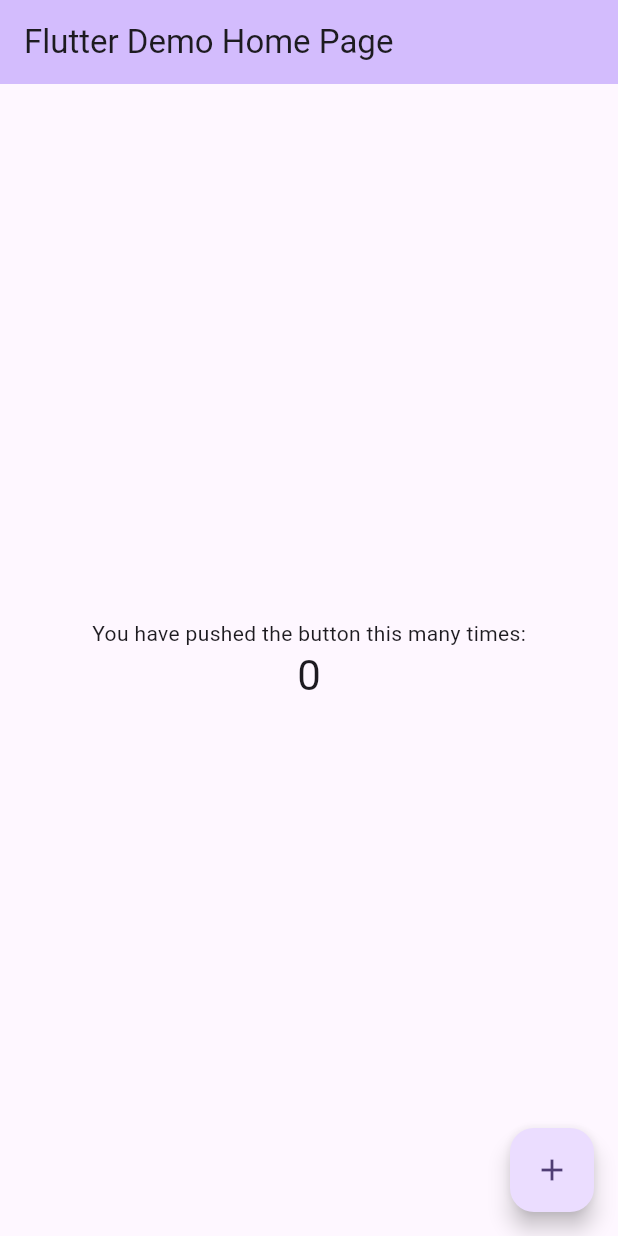
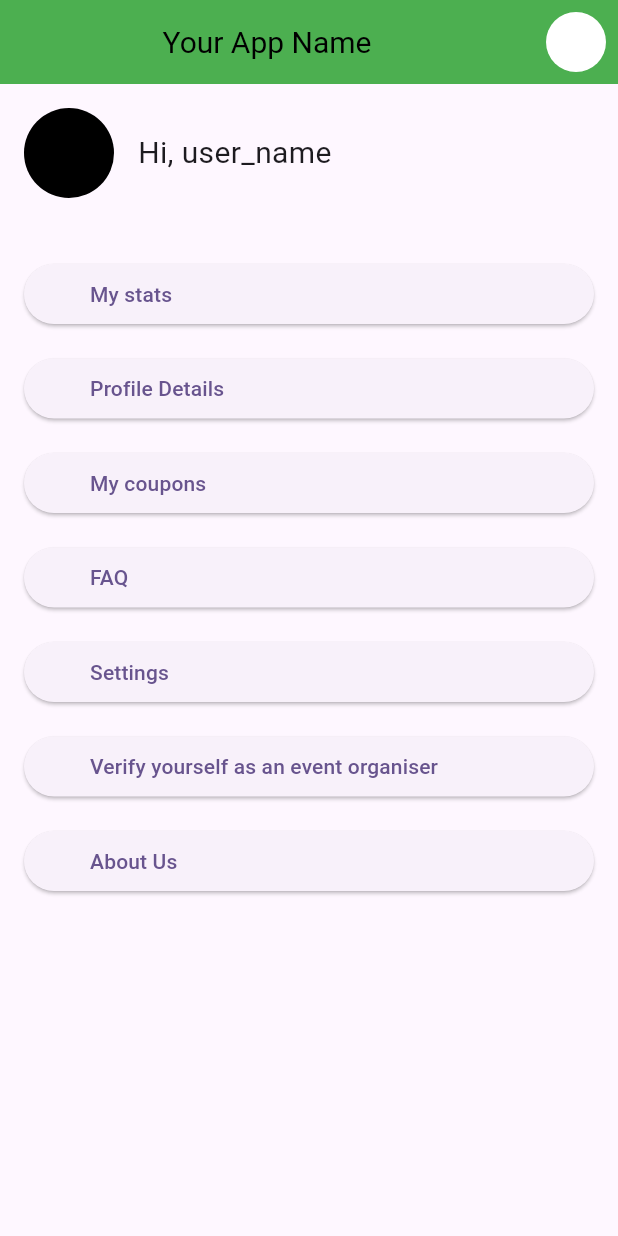
Before and after one commit to navdeepsingh112/Santulan, a Flutter app: the screen it shows after launch, on a phone screen of 412 x 824 dp. Run offline on Flutter 3.47's test engine with Material 3 defaults, Android fonts, the phone set to English and light mode, and no system bars; missing offline and left inert: dart:html, dart:js_util.

Commit message:
loginscreen and profile

```diff
--- a/lib/main.dart
+++ b/lib/main.dart
@@ -1,4 +1,6 @@
 import 'package:flutter/material.dart';
+import 'package:green_quest/profile.dart';
+import 'package:green_quest/signin.dart';
 
 void main() {
   runApp(const MyApp());
@@ -31,8 +33,7 @@ class MyApp extends StatelessWidget {
           colorScheme: ColorScheme.fromSeed(seedColor: Colors.deepPurple),
           useMaterial3: true,
         ),
-      home: const MyHomePage(title: 'Flutter Demo Home Page'),
-    );
+        home: Profile());
   }
 }
 
--- /dev/null
+++ b/lib/profile.dart
@@ -0,0 +1,110 @@
+import 'dart:html';
+import 'dart:js_util';
+
+import 'package:flutter/foundation.dart';
+import 'package:flutter/gestures.dart';
+import 'package:flutter/material.dart';
+
+void main() {
+  runApp(MyApp());
+}
+
+class MyApp extends StatelessWidget {
+  @override
+  Widget build(BuildContext context) {
+    return MaterialApp(
+      home: Profile(),
+    );
+  }
+}
+
+class Profile extends StatelessWidget {
+  @override
+  Widget build(BuildContext context) {
+    return Scaffold(
+      appBar: AppBar(
+        backgroundColor: Colors.green,
+        title: Center(
+          child: Text(
+            'Your App Name',
+            style: TextStyle(
+              color: Colors.black,
+              fontSize: 20.0,
+            ),
+          ),
+        ),
+        actions: [
+          Padding(
+            padding: const EdgeInsets.all(8.0),
+            child: CircleAvatar(
+              radius: 20,
+              backgroundColor: Colors.white,
+            ),
+          ),
+        ],
+      ),
+      body: Padding(
+        padding: const EdgeInsets.all(16.0),
+        child: Column(
+          crossAxisAlignment: CrossAxisAlignment.start,
+          children: [
+            Row(
+              children: [
+                CircleAvatar(
+                  radius: 30.0,
+                  backgroundColor:
+                      Colors.black, // Replace with your avatar image asset
+                ),
+                SizedBox(width: 16.0),
+                Text(
+                  'Hi, user_name',
+                  style: TextStyle(fontSize: 20.0),
+                ),
+              ],
+            ),
+            SizedBox(height: 40.0),
+            Column(
+              crossAxisAlignment: CrossAxisAlignment.start,
+              children: [
+                CustomButton(text: 'My stats'),
+                SizedBox(height: 15.0),
+                CustomButton(text: 'Profile Details'),
+                SizedBox(height: 15.0),
+                CustomButton(text: 'My coupons'),
+                SizedBox(height: 15.0),
+                CustomButton(text: 'FAQ'),
+                SizedBox(height: 15.0),
+                CustomButton(text: 'Settings'),
+                SizedBox(height: 15.0),
+                CustomButton(text: 'Verify yourself as an event organiser'),
+                SizedBox(height: 15.0),
+                CustomButton(text: 'About Us'),
+              ],
+            ),
+          ],
+        ),
+      ),
+    );
+  }
+}
+
+class CustomButton extends StatelessWidget {
+  final String text;
+
+  const CustomButton({Key? key, required this.text}) : super(key: key);
+
+  @override
+  Widget build(BuildContext context) {
+    return ElevatedButton(
+      onPressed: () {
+        // Add onPressed logic for each button
+      },
+      child: Row(
+        children: [
+          SizedBox(width: 20.0),
+          Text(text),
+        ],
+      ),
+    );
+  }
+}
```
Also changed, not shown: lib/signin.dart (added, +117 -0 lines). Lines whose indentation alone changed are shown as unchanged.
